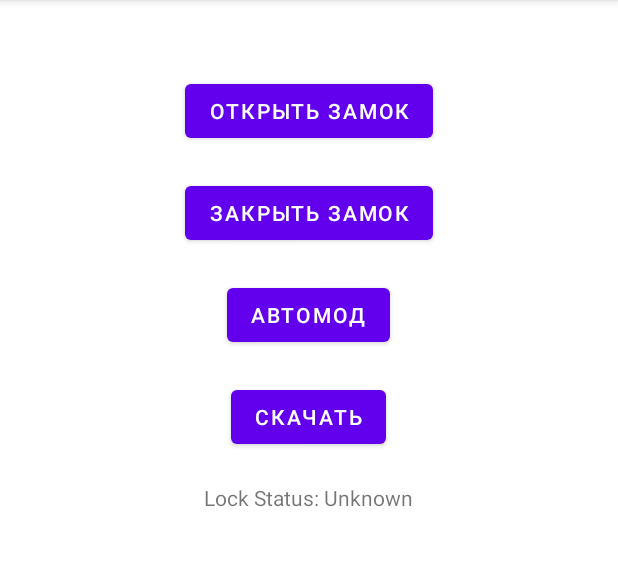
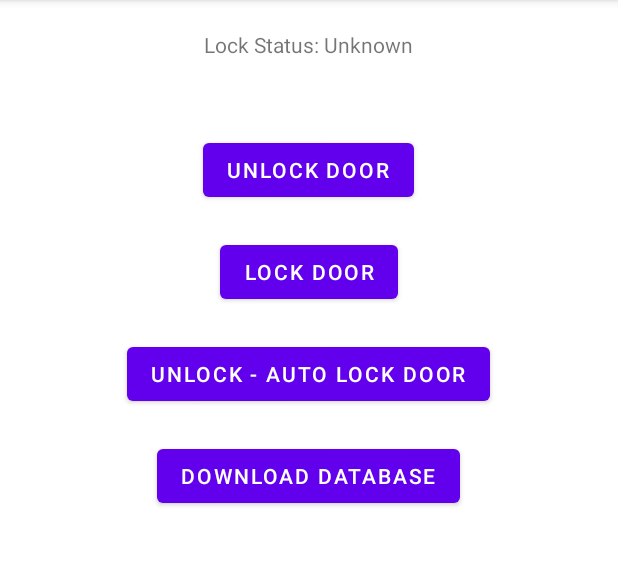
Before and after one commit to TimurGayazov/NodeRedApp, an Android app: the screen it shows after launch (MainActivity), on a phone screen of 412 x 824 dp, the part 84-650 px from its top. Run offline under Robolectric (Android 15) with nearby library versions, the phone set to English and light mode, and no system bars; libraries missing offline, so code that uses them is left out: org.eclipse.paho; 6 statements that could not run were skipped.

Commit message:
fixed save-file-system

```diff
--- a/app/src/main/java/com/example/virtual_door/MainActivity.java
+++ b/app/src/main/java/com/example/virtual_door/MainActivity.java
@@ -10,29 +10,15 @@ import org.eclipse.paho.client.mqttv3.MqttCallback;
 import org.eclipse.paho.client.mqttv3.MqttClient;
 import org.eclipse.paho.client.mqttv3.MqttConnectOptions;
 import org.eclipse.paho.client.mqttv3.MqttMessage;
-
 import java.io.FileOutputStream;
 import java.io.OutputStreamWriter;
 import java.text.SimpleDateFormat;
 import java.util.Date;
-import android.os.Bundle;
 import android.os.Environment;
-import android.util.Log;
-import android.view.View;
-import android.widget.Button;
-import android.widget.TextView;
-import androidx.appcompat.app.AppCompatActivity;
-import org.eclipse.paho.client.mqttv3.IMqttDeliveryToken;
-import org.eclipse.paho.client.mqttv3.MqttCallback;
-import org.eclipse.paho.client.mqttv3.MqttClient;
-import org.eclipse.paho.client.mqttv3.MqttConnectOptions;
-import org.eclipse.paho.client.mqttv3.MqttMessage;
 import java.io.File;
 import java.io.FileInputStream;
-import java.io.FileOutputStream;
 import java.nio.channels.FileChannel;
-import java.text.SimpleDateFormat;
-import java.util.Date;
+
 
 public class MainActivity extends AppCompatActivity {
 
@@ -44,11 +30,7 @@ public class MainActivity extends AppCompatActivity {
     protected void onCreate(Bundle savedInstanceState) {
         super.onCreate(savedInstanceState);
         setContentView(R.layout.activity_main);
-
-        // Инициализация TextView
         lockStatusTextView = findViewById(R.id.lockStatusTextView);
-
-        // Инициализация кнопок
         Button unlockButton = findViewById(R.id.unlockButton);
         unlockButton.setOnClickListener(new View.OnClickListener() {
             @Override
@@ -81,8 +63,6 @@ public class MainActivity extends AppCompatActivity {
             }
         });
 
-
-        // Подключение к MQTT-брокеру
         connectToMQTTBroker();
     }
 
@@ -92,27 +72,35 @@ public class MainActivity extends AppCompatActivity {
             mqttClient = new MqttClient("tcp://192.168.1.129:1883", MqttClient.generateClientId(), null);
             MqttConnectOptions options = new MqttConnectOptions();
             options.setCleanSession(true);
-
             mqttClient.connect(options);
-
+            mqttClient.subscribe("door_status");
             mqttClient.setCallback(new MqttCallback() {
                 @Override
                 public void connectionLost(Throwable cause) {
                     Log.e(TAG, "Connection to MQTT broker lost: " + cause.getMessage());
-                    // Handle connection lost
                 }
 
                 @Override
                 public void messageArrived(String topic, MqttMessage message) throws Exception {
-                    // Handle incoming messages if needed
                     Log.d(TAG, "Message arrived on topic " + topic + ": " + new String(message.getPayload()));
+                    String status = new String(message.getPayload());
+                    if (topic.equals("door_status")) {
+                        updateLockStatus(status);
+                    }
+
+                }
+                private void updateLockStatus(String status) {
+                    runOnUiThread(() -> {
+                        lockStatusTextView.setText("Lock Status: " + status);
+                        writeStatusToFile(status);
+                    });
                 }
 
                 @Override
                 public void deliveryComplete(IMqttDeliveryToken token) {
                     Log.d(TAG, "Message delivery complete");
-                    // Handle message delivery completion if needed
                 }
+
             });
         } catch (Exception e) {
             e.printStackTrace();
@@ -120,30 +108,13 @@ public class MainActivity extends AppCompatActivity {
         }
     }
 
-    private void updateLockStatus(String status) {
-        // Обновите текст в TextView
-        lockStatusTextView.setText("Lock Status: " + status);
-
-        // Запишите статус в файл
-        writeStatusToFile(status);
-    }
-
     private void writeStatusToFile(String status) {
         try {
-            // Имя файла, в который будут записываться статусы
-            String fileName = "lock_status_log.txt";
-
-            // Открываем или создаем файл для записи (MODE_APPEND для добавления в конец файла)
+            String fileName = "doorlogs.txt";
             FileOutputStream fileOutputStream = openFileOutput(fileName, MODE_APPEND);
             OutputStreamWriter outputStreamWriter = new OutputStreamWriter(fileOutputStream);
-
-            // Форматируем текущую дату и время
             String timeStamp = new SimpleDateFormat("yyyy-MM-dd HH:mm:ss").format(new Date());
-
-            // Записываем статус и временную метку в файл
             outputStreamWriter.write(timeStamp + ": " + status + "\n");
-
-            // Закрываем потоки
             outputStreamWriter.close();
             fileOutputStream.close();
         } catch (Exception e) {
@@ -157,9 +128,6 @@ public class MainActivity extends AppCompatActivity {
             if (mqttClient != null && mqttClient.isConnected()) {
                 Log.d(TAG, "Publishing 'unlock' to button_press topic");
                 mqttClient.publish("button_press", new MqttMessage("unlock".getBytes()));
-
-                // Обновите статус замка при открытии
-                updateLockStatus("Unlocked");
             } else {
                 Log.e(TAG, "MQTT client is not connected");
             }
@@ -174,9 +142,6 @@ public class MainActivity extends AppCompatActivity {
             if (mqttClient != null && mqttClient.isConnected()) {
                 Log.d(TAG, "Publishing 'lock' to button_press topic");
                 mqttClient.publish("button_press", new MqttMessage("lock".getBytes()));
-
-                // Обновите статус замка при закрытии
-                updateLockStatus("Locked");
             } else {
                 Log.e(TAG, "MQTT client is not connected");
             }
@@ -191,9 +156,6 @@ public class MainActivity extends AppCompatActivity {
             if (mqttClient != null && mqttClient.isConnected()) {
                 Log.d(TAG, "Publishing 'lock' to button_press topic");
                 mqttClient.publish("button_press", new MqttMessage("auto-mode".getBytes()));
-
-                // Обновите статус замка при переключении в автоматический режим
-                updateLockStatus("Auto Mode");
             } else {
                 Log.e(TAG, "MQTT client is not connected");
             }
@@ -205,20 +167,13 @@ public class MainActivity extends AppCompatActivity {
 
     private void downloadLogFile() {
         try {
-            String fileName = "lock_status_log.txt";
-
-            // Получаем путь к файлу
+            String fileName = "doorlogs.txt";
             File file = new File(getFilesDir(), fileName);
 
             if (file.exists()) {
-                // Создаем временную директорию для сохранения файла
                 File downloadDir = new File(Environment.getExternalStorageDirectory(), "Download");
                 downloadDir.mkdirs();
-
-                // Создаем файл в директории Download
                 File destinationFile = new File(downloadDir, fileName);
-
-                // Копируем файл из внутренней директории в директорию Download
                 try (FileInputStream inStream = new FileInputStream(file);
                      FileOutputStream outStream = new FileOutputStream(destinationFile);
                      FileChannel inChannel = inStream.getChannel();
--- a/app/src/main/res/layout/activity_main.xml
+++ b/app/src/main/res/layout/activity_main.xml
@@ -5,11 +5,20 @@
     android:layout_height="match_parent"
     tools:context=".MainActivity">
 
+    <TextView
+        android:id="@+id/lockStatusTextView"
+        android:layout_width="wrap_content"
+        android:layout_height="wrap_content"
+        android:text="Lock Status: Unknown"
+        android:layout_centerHorizontal="true"
+        android:layout_marginTop="20dp"/>
+
     <Button
         android:id="@+id/unlockButton"
         android:layout_width="wrap_content"
         android:layout_height="wrap_content"
-        android:text="Открыть замок"
+        android:text="Unlock door"
+        android:layout_below="@id/lockStatusTextView"
         android:layout_centerHorizontal="true"
         android:layout_marginTop="50dp"/>
 
@@ -17,7 +26,7 @@
         android:id="@+id/lockButton"
         android:layout_width="wrap_content"
         android:layout_height="wrap_content"
-        android:text="Закрыть замок"
+        android:text="Lock door"
         android:layout_below="@id/unlockButton"
         android:layout_centerHorizontal="true"
         android:layout_marginTop="20dp"/>
@@ -25,7 +34,7 @@
         android:id="@+id/automodeButton"
         android:layout_width="wrap_content"
         android:layout_height="wrap_content"
-        android:text="Автомод"
+        android:text="Unlock - Auto lock door"
         android:layout_below="@id/lockButton"
         android:layout_centerHorizontal="true"
         android:layout_marginTop="20dp"/>
@@ -34,17 +43,10 @@
         android:id="@+id/downloadButton"
         android:layout_width="wrap_content"
         android:layout_height="wrap_content"
-        android:text="Скачать"
+        android:text="Download database"
         android:layout_below="@id/automodeButton"
         android:layout_centerHorizontal="true"
         android:layout_marginTop="20dp"/>
 
-    <TextView
-        android:id="@+id/lockStatusTextView"
-        android:layout_width="wrap_content"
-        android:layout_height="wrap_content"
-        android:text="Lock Status: Unknown"
-        android:layout_below="@id/downloadButton"
-        android:layout_centerHorizontal="true"
-        android:layout_marginTop="20dp"/>
+
 </RelativeLayout>
```
